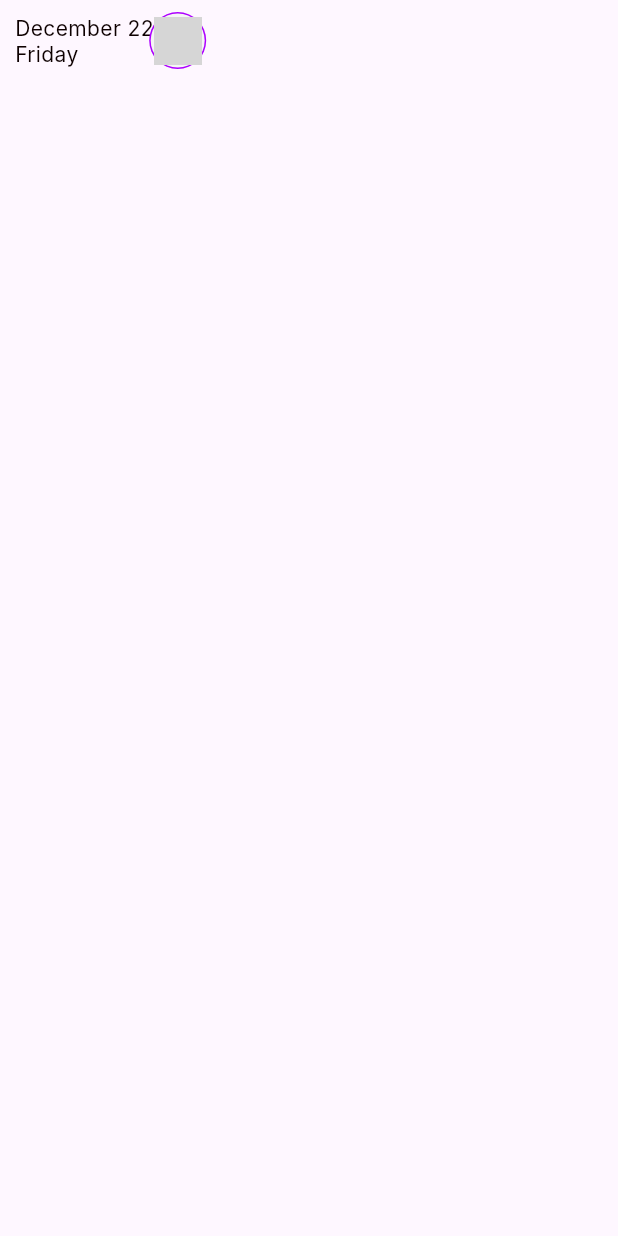
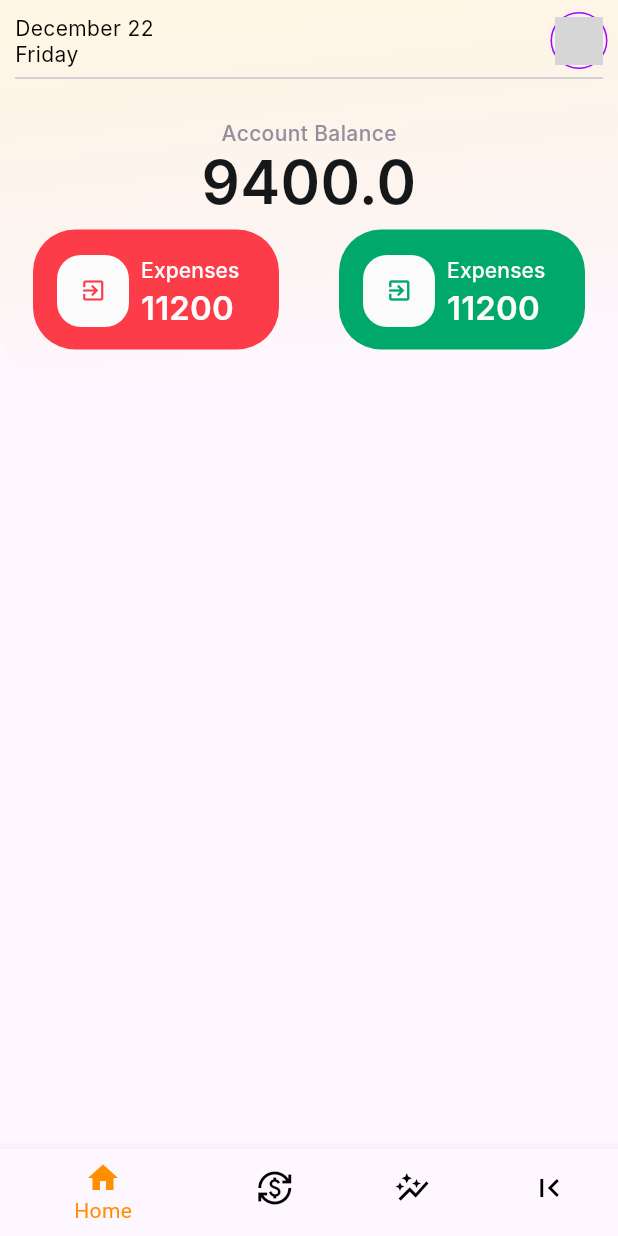
Before and after one commit to pixel1401/money_management, a Flutter app: the screen it shows after launch, on a phone screen of 412 x 824 dp. Run offline on Flutter 3.47's test engine with Material 3 defaults, Android fonts, the phone set to English and light mode, and no system bars; our stand-ins replace dio, lottie; network calls fail; Roboto replaces fonts that are missing (Inter); grey boxes are pictures that could not be loaded.

Commit message:
add bottom bar

```diff
--- a/lib/core/helpers/helpers.dart
+++ b/lib/core/helpers/helpers.dart
@@ -1,4 +1,6 @@
 import 'dart:ui';
+
+import 'package:flutter/material.dart';
 
 class HexColor extends Color {
   static int _getColorFromHex(String hexColor) {
@@ -37,3 +39,8 @@ List<String> days = [
   'Saturday',
   'Sunday'
 ];
+
+
+SizedBox Space(double? heightArg  , double? widthArg  ) {
+  return SizedBox(height: heightArg , width: widthArg,);
+}
--- a/lib/features/presentation/pages/Home/home.dart
+++ b/lib/features/presentation/pages/Home/home.dart
@@ -1,5 +1,6 @@
 import 'package:flutter/material.dart';
 import 'package:money_management/core/helpers/helpers.dart';
+import 'package:money_management/features/presentation/widgets/bottom_navigation_bar.dart';
 
 class HomePage extends StatefulWidget {
   const HomePage({super.key});
@@ -9,23 +10,36 @@ class HomePage extends StatefulWidget {
 }
 
 class _HomePageState extends State<HomePage> {
+
   @override
   Widget build(BuildContext context) {
-    return Scaffold(
-      body: SafeArea(
-        child: SingleChildScrollView(
+    return  Align(
+      alignment: Alignment.topCenter,
       child: Container(
-            constraints:
-                BoxConstraints(minHeight: MediaQuery.of(context).size.height),
-            padding: EdgeInsets.symmetric(horizontal: 10 , vertical: 10),
+        padding: EdgeInsets.symmetric(horizontal: 10, vertical: 10),
+        decoration: const ShapeDecoration(
+          gradient: LinearGradient(
+            begin: Alignment(-0.06, -1.00),
+            end: Alignment(0.06, 1),
+            colors: [Color(0xFFFFF6E5), Color(0x00F7ECD7)],
+          ),
+          shape: RoundedRectangleBorder(
+            borderRadius: BorderRadius.only(
+              bottomLeft: Radius.circular(32),
+              bottomRight: Radius.circular(32),
+            ),
+          ),
+        ),
         child: Column(
+          mainAxisSize: MainAxisSize.min,
           children: [
             // HEADER
             Row(
+              mainAxisAlignment: MainAxisAlignment.spaceBetween,
               children: [
                 Text(
                   '${months[DateTime.now().month - 1]} ${DateTime.now().day}\n${days[DateTime.now().weekday - 1]}',
-                      style: TextStyle(
+                  style: const TextStyle(
                     color: Color(0xFF0D0000),
                     fontSize: 14,
                     fontFamily: 'Inter',
@@ -73,11 +87,135 @@ class _HomePageState extends State<HomePage> {
                   ),
                 )
               ],
+            ),
+            Divider(),
+            Space(20, 0),
+            Text(
+              'Account Balance',
+              style: TextStyle(
+                color: Color(0xFF90909F),
+                fontSize: 14,
+                fontFamily: 'Inter',
+                fontWeight: FontWeight.w500,
+                height: 0,
+              ),
+            ),
+            Text(
+              '9400.0',
+              textAlign: TextAlign.center,
+              style: TextStyle(
+                color: Color(0xFF161719),
+                fontSize: 40,
+                fontFamily: 'Inter',
+                fontWeight: FontWeight.w600,
+                height: 0,
+              ),
+            ),
+            Row(
+              mainAxisAlignment: MainAxisAlignment.spaceBetween,
+              children: [
+                _buildBtn(),
+                _buildBtn(false),
+              ],
+            )
+          ],
+        ),
+      ),
+    );
+
+  }
+
+  TextButton _buildBtn([bool isExpenses = true]) {
+    return TextButton(
+      onPressed: () {},
+      child: Container(
+        width: 164,
+        height: 80,
+        decoration: ShapeDecoration(
+          color: isExpenses ? Color(0xFFFD3C4A) : HexColor('#00A86B'),
+          shape: RoundedRectangleBorder(
+            borderRadius: BorderRadius.circular(28),
+          ),
+        ),
+        child: Stack(
+          children: [
+            Positioned(
+              left: 72,
+              top: 18,
+              child: Text(
+                'Expenses',
+                style: TextStyle(
+                  color: Color(0xFFFBFBFB),
+                  fontSize: 14,
+                  fontFamily: 'Inter',
+                  fontWeight: FontWeight.w500,
+                  height: 0,
+                ),
+              ),
+            ),
+            Positioned(
+              left: 72,
+              top: 39,
+              child: Text(
+                '11200',
+                style: TextStyle(
+                  color: Color(0xFFFBFBFB),
+                  fontSize: 22,
+                  fontFamily: 'Inter',
+                  fontWeight: FontWeight.w600,
+                  height: 0,
+                ),
+              ),
+            ),
+            Positioned(
+              left: 16,
+              top: 17,
+              child: Container(
+                width: 48,
+                height: 48,
+                decoration: ShapeDecoration(
+                  color: Color(0xFFFBFBFB),
+                  shape: RoundedRectangleBorder(
+                    borderRadius: BorderRadius.circular(16),
+                  ),
+                ),
+                child: Stack(
+                  children: [
+                    Positioned(
+                      left: 8.20,
+                      top: 8,
+                      child: Container(
+                        width: 32,
+                        height: 32,
+                        padding: const EdgeInsets.only(
+                          top: 1.99,
+                          left: 4,
+                          right: 4,
+                          bottom: 2,
+                        ),
+                        clipBehavior: Clip.antiAlias,
+                        decoration: BoxDecoration(),
+                        child: Row(
+                          mainAxisSize: MainAxisSize.min,
+                          mainAxisAlignment: MainAxisAlignment.center,
+                          crossAxisAlignment: CrossAxisAlignment.center,
+                          children: [
+                            Icon(
+                              Icons.exit_to_app,
+                              color: isExpenses
+                                  ? Color(0xFFFD3C4A)
+                                  : HexColor('#00A86B'),
                             )
                           ],
                         ),
                       ),
                     ),
+                  ],
+                ),
+              ),
+            ),
+          ],
+        ),
       ),
     );
   }
--- /dev/null
+++ b/lib/features/presentation/pages/Transaction/transaction.dart
@@ -0,0 +1,38 @@
+import 'package:flutter/material.dart';
+
+class Transaction extends StatefulWidget {
+  const Transaction({super.key});
+
+  @override
+  State<Transaction> createState() => _TransactionState();
+}
+
+class _TransactionState extends State<Transaction> {
+
+  final items = List<String>.generate(20, (i) => "Item ${i + 1}");
+
+
+  @override
+  Widget build(BuildContext context) {
+    return ListView.builder(
+      itemCount: items.length,
+      itemBuilder: (context, index) {
+        final item = items[index];
+        return Dismissible(
+          // Specify the direction to swipe and delete
+          direction: DismissDirection.endToStart,
+          key: Key(item),
+          onDismissed: (direction) {
+            // Removes that item the list on swipwe
+            setState(() {
+              items.removeAt(index);
+            });
+            // Shows the information on Snackbar
+          },
+          background: Container(color: Colors.red),
+          child: ListTile(title: Text('$item')),
+        );
+      },
+    );
+  }
+}
--- a/lib/features/presentation/pages/Welcome/welcome.dart
+++ b/lib/features/presentation/pages/Welcome/welcome.dart
@@ -1,7 +1,7 @@
 import 'package:flutter/material.dart';
 import 'package:lottie/lottie.dart';
 import 'package:money_management/core/helpers/helpers.dart';
-import 'package:money_management/features/presentation/widgets/ui/Button/button.dart';
+import 'package:money_management/features/presentation/shared/ui/Button/button.dart';
 
 class WelcomePage extends StatefulWidget {
   const WelcomePage({super.key});
@@ -57,7 +57,7 @@ class _WelcomePageState extends State<WelcomePage> {
                         alignment: Alignment.center,
                         child: Button(
                           onPress: () {
-                            Navigator.pop(context);
+                              Navigator.popAndPushNamed(context, '/');
                           },
                           text: 'Continue',
                           styleBtn: ElevatedButton.styleFrom(
--- /dev/null
+++ b/lib/features/presentation/pages/wrapper.dart
@@ -0,0 +1,47 @@
+import 'package:flutter/material.dart';
+import 'package:money_management/features/presentation/pages/Home/home.dart';
+import 'package:money_management/features/presentation/pages/Transaction/transaction.dart';
+import 'package:money_management/features/presentation/widgets/bottom_navigation_bar.dart';
+
+class Wrapper extends StatefulWidget {
+  const Wrapper({super.key});
+
+  @override
+  State<Wrapper> createState() => _WrapperState();
+}
+
+class _WrapperState extends State<Wrapper> {
+  int selectIndex = 0;
+
+  void handleBottomWrap(int index) {
+    setState(() => {selectIndex = index});
+    switch (selectIndex) {
+      case 3:
+        Navigator.popAndPushNamed(context, '/welcome');
+        break;
+      default:
+    }
+  }
+
+  List pages = const [
+    HomePage(),
+    Transaction(),
+    HomePage(),
+    HomePage(),
+  ];
+
+  @override
+  Widget build(BuildContext context) {
+    return Scaffold(
+      body: SafeArea(
+        child: Container(
+          constraints:
+              BoxConstraints(maxHeight: MediaQuery.of(context).size.height),
+          child: pages[selectIndex] ?? const HomePage(),
+        ),
+      ),
+      bottomNavigationBar: BottomNavigationBarWrap(
+          selectedIndex: selectIndex, onItemTapped: handleBottomWrap),
+    );
+  }
+}
--- /dev/null
+++ b/lib/features/presentation/widgets/bottom_navigation_bar.dart
@@ -0,0 +1,38 @@
+import 'package:flutter/material.dart';
+import 'package:money_management/core/helpers/helpers.dart';
+
+class BottomNavigationBarWrap extends StatelessWidget {
+  final int selectedIndex;
+  final void Function(int)? onItemTapped;
+  const BottomNavigationBarWrap({super.key,  required this.selectedIndex , this.onItemTapped});
+
+  @override
+  Widget build(BuildContext context) {
+    return  BottomNavigationBar(
+      backgroundColor: Colors.white,
+      selectedItemColor: Colors.amber[800],
+      unselectedItemColor: Colors.black,
+        items:  <BottomNavigationBarItem>[
+          BottomNavigationBarItem(
+            icon: Icon(Icons.home),
+            label: 'Home',
+
+          ),
+          BottomNavigationBarItem(
+            icon: Icon(Icons.currency_exchange),
+            label: 'Transaction',
+          ),
+          BottomNavigationBarItem(
+            icon: Icon(Icons.auto_graph_sharp),
+            label: 'Statitics',
+          ),
+          BottomNavigationBarItem(
+            icon: Icon(Icons.first_page),
+            label: 'Welcome',
+          ),
+        ],
+        currentIndex: selectedIndex,
+        onTap: onItemTapped,
+      );
+  }
+}
--- a/lib/main.dart
+++ b/lib/main.dart
@@ -2,6 +2,7 @@ import 'package:flutter/material.dart';
 import 'package:money_management/features/presentation/pages/App/app.dart';
 import 'package:money_management/features/presentation/pages/Home/home.dart';
 import 'package:money_management/features/presentation/pages/Welcome/welcome.dart';
+import 'package:money_management/features/presentation/pages/wrapper.dart';
 
 void main() {
   runApp(const MyApp());
@@ -23,7 +24,7 @@ class MyApp extends StatelessWidget {
       initialRoute: '/',
       routes: {
         '/welcome': (context)=> WelcomePage(),
-        '/': (context) => HomePage()
+        '/': (context) => Wrapper()
       },
     );
   }
```
Also changed, not shown: lib/features/presentation/shared/ui/Button/button.dart (renamed from lib/features/presentation/widgets/ui/Button/button.dart). Lines whose indentation alone changed are shown as unchanged.
